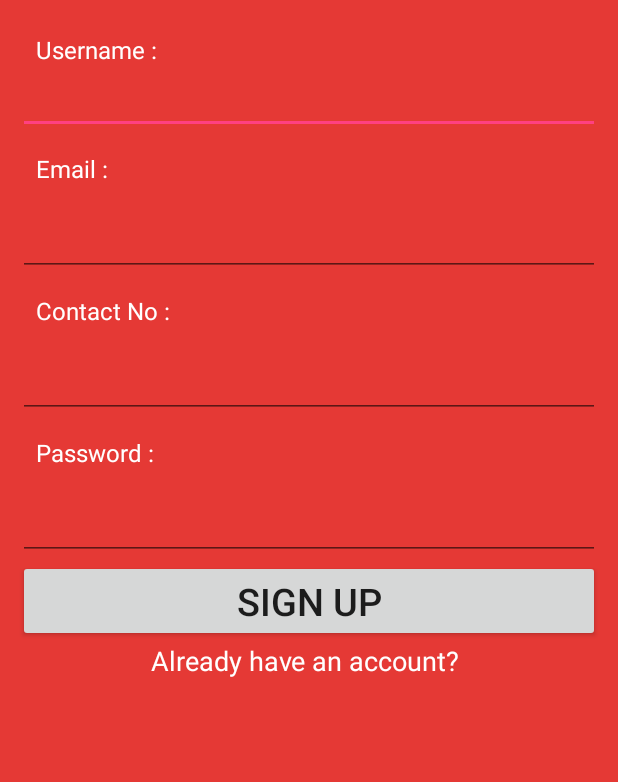
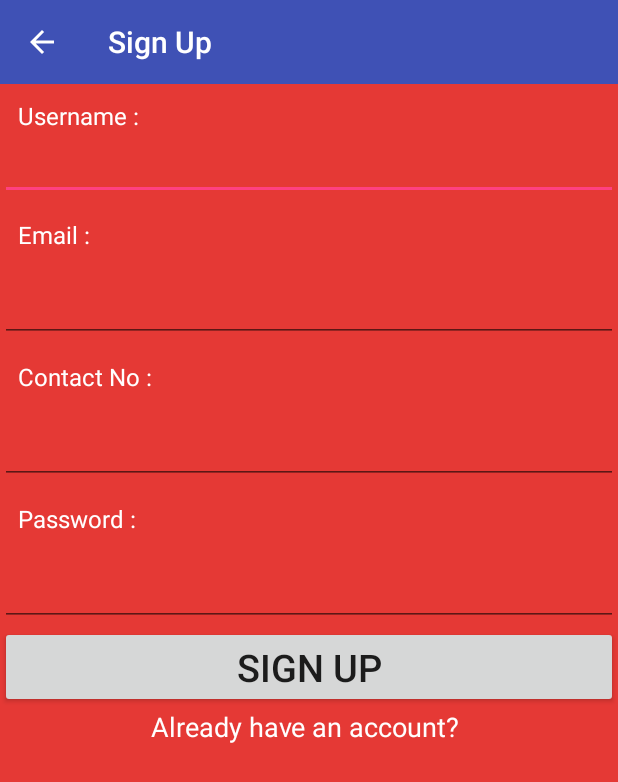
Before and after one commit to ASWINAJ/idontknow, an Android app: the screen it shows after launch (SignUp), after a tap on "SIGN UP", on a phone screen of 412 x 824 dp. Shown: the top 782 px of the screen. Run offline under Robolectric (Android 15) with nearby library versions, the phone set to English and light mode, and no system bars; our stand-ins replace Volley.

Commit message:
Back button added and scrollview added

```diff
--- a/app/src/main/AndroidManifest.xml
+++ b/app/src/main/AndroidManifest.xml
@@ -22,7 +22,8 @@
             android:theme="@style/AppTheme.NoActionBar">
         </activity>
         <activity android:name=".User"
-         android:theme="@style/AppTheme.NoActionBar">
+            android:theme="@style/AppTheme.NoActionBar"
+            android:label="Muffin Lady">
         </activity>
         <activity android:name=".SignUp"
             android:label="@string/sign_up"
--- a/app/src/main/java/com/example/android/idontknow/OpenActivity.java
+++ b/app/src/main/java/com/example/android/idontknow/OpenActivity.java
@@ -4,7 +4,7 @@ import android.content.Intent;
 import android.os.Bundle;
 import android.os.Handler;
 import android.support.v7.app.AppCompatActivity;
-
+import android.support.v7.widget.Toolbar;
 /**
  * Created by aswin on 29/2/16.
  */
@@ -13,7 +13,6 @@ public class OpenActivity extends AppCompatActivity {
     protected void onCreate(Bundle savedInstanceState) {
         super.onCreate(savedInstanceState);
         setContentView(R.layout.openactivity);
-
 
 
         new Handler().postDelayed(new Runnable() {
--- a/app/src/main/java/com/example/android/idontknow/SignUp.java
+++ b/app/src/main/java/com/example/android/idontknow/SignUp.java
@@ -8,10 +8,12 @@ import android.os.Bundle;
 import android.os.Handler;
 import android.support.v7.app.AppCompatActivity;
 import android.util.Patterns;
+import android.view.MenuItem;
 import android.view.View;
 import android.widget.Button;
 import android.widget.EditText;
 import android.widget.Toast;
+import android.support.v7.widget.Toolbar;
 
 import com.android.volley.AuthFailureError;
 import com.android.volley.NoConnectionError;
@@ -47,11 +49,31 @@ public class SignUp extends AppCompatActivity {
     protected void onCreate(Bundle savedInstanceState) {
         super.onCreate(savedInstanceState);
         setContentView(R.layout.signup);
+
+        Toolbar toolbar = (Toolbar) findViewById(R.id.signup_toolbar);
+
+        if(toolbar!=null){
+            setSupportActionBar(toolbar);
+            getSupportActionBar().setDisplayHomeAsUpEnabled(true);
+            getSupportActionBar().setHomeButtonEnabled(true);
+            getSupportActionBar().setDisplayShowHomeEnabled(true);
+            getSupportActionBar().setElevation(0);
+        }
+
         sign_up = (Button) findViewById(R.id.button_orig_sign_up);
         edit_username = (EditText) findViewById(R.id.edit_username);
         edit_contact = (EditText) findViewById(R.id.edit_contact);
         edit_pass = (EditText) findViewById(R.id.edit_pass);
         edit_email = (EditText) findViewById(R.id.edit_email);
+    }
+
+    @Override
+    public boolean onOptionsItemSelected(MenuItem item) {
+        int id = item.getItemId();
+        if(id==android.R.id.home)
+            onBackPressed();
+
+        return true;
     }
 
     public void register() {
--- a/app/src/main/java/com/example/android/idontknow/User.java
+++ b/app/src/main/java/com/example/android/idontknow/User.java
@@ -3,22 +3,38 @@ package com.example.android.idontknow;
 import android.content.Intent;
 import android.os.Bundle;
 import android.support.v7.app.AppCompatActivity;
+import android.support.v7.widget.Toolbar;
+import android.view.MenuItem;
 import android.view.View;
 import android.widget.Button;
 import android.widget.Toast;
 
-/**
- * Created by aswin on 29/2/16.
- */
+
 public class User extends AppCompatActivity {
     private Button sign_in ;
     private Button sign_up ;
+    private int pressed =0;
     @Override
     protected void onCreate(Bundle savedInstanceState) {
         super.onCreate(savedInstanceState);
         setContentView(R.layout.user);
+        Toolbar toolbar = (Toolbar)findViewById(R.id.open_toolbar);
+        setSupportActionBar(toolbar);
+
         sign_in= (Button)findViewById(R.id.button_sign_in);
         sign_up = (Button)findViewById(R.id.button_sign_up);
+
+    }
+
+
+    @Override
+    public void onBackPressed() {
+        pressed++;
+
+        Toast.makeText(User.this,"Press again if you want to exit",Toast.LENGTH_SHORT).show();
+
+        if(pressed>1)
+            super.onBackPressed();
 
     }
 
--- a/app/src/main/res/layout/openactivity.xml
+++ b/app/src/main/res/layout/openactivity.xml
@@ -1,4 +1,5 @@
 <?xml version="1.0" encoding="utf-8"?>
+
 <LinearLayout xmlns:android="http://schemas.android.com/apk/res/android"
     android:layout_width="match_parent"
     android:layout_height="match_parent"
--- a/app/src/main/res/layout/signup.xml
+++ b/app/src/main/res/layout/signup.xml
@@ -1,12 +1,27 @@
 <?xml version="1.0" encoding="utf-8"?>
+
+<ScrollView xmlns:android="http://schemas.android.com/apk/res/android"
+    android:layout_height="match_parent"
+    android:layout_width="match_parent"
+    android:background="#e53935"
+    >
 
 <LinearLayout xmlns:android="http://schemas.android.com/apk/res/android"
     android:layout_width="match_parent"
     android:layout_height="match_parent"
     android:orientation="vertical"
-    android:padding="12dp"
-    android:background="#e53935"
+
    >
+    <android.support.v7.widget.Toolbar
+        xmlns:android="http://schemas.android.com/apk/res/android"
+        xmlns:local="http://schemas.android.com/apk/res-auto"
+        android:layout_width="match_parent"
+        android:id="@+id/signup_toolbar"
+        android:layout_height="wrap_content"
+        android:minHeight="?attr/actionBarSize"
+        android:background="?attr/colorPrimary"
+        local:theme="@style/ThemeOverlay.AppCompat.Dark.ActionBar"
+        local:popupTheme="@style/ThemeOverlay.AppCompat.Light"/>
 
     <TextView
         android:paddingTop="10dp"
@@ -98,3 +113,4 @@
         android:onClick="onclick"/>
 
 </LinearLayout>
+</ScrollView>
```
Also changed, not shown: app/src/main/java/com/example/android/idontknow/SignIn.java (+22 -4 lines), app/src/main/res/layout/signin.xml (+23 -4 lines), app/src/main/res/layout/user.xml (+17 -1 lines), app/src/main/ic_launcher-web.png (added), app/src/main/res/mipmap-hdpi/ic_launcher.png, app/src/main/res/mipmap-mdpi/ic_launcher.png, app/src/main/res/mipmap-xhdpi/ic_launcher.png, app/src/main/res/mipmap-xxhdpi/ic_launcher.png, app/src/main/res/mipmap-xxxhdpi/ic_launcher.png.
